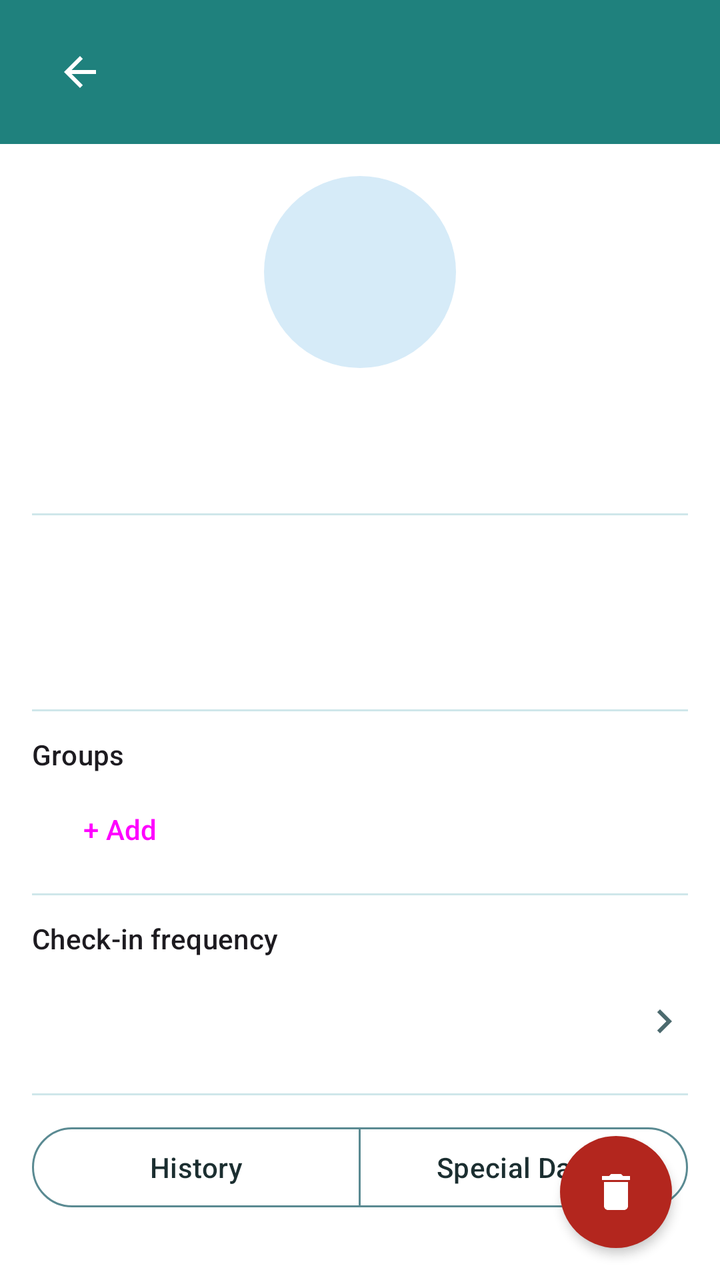
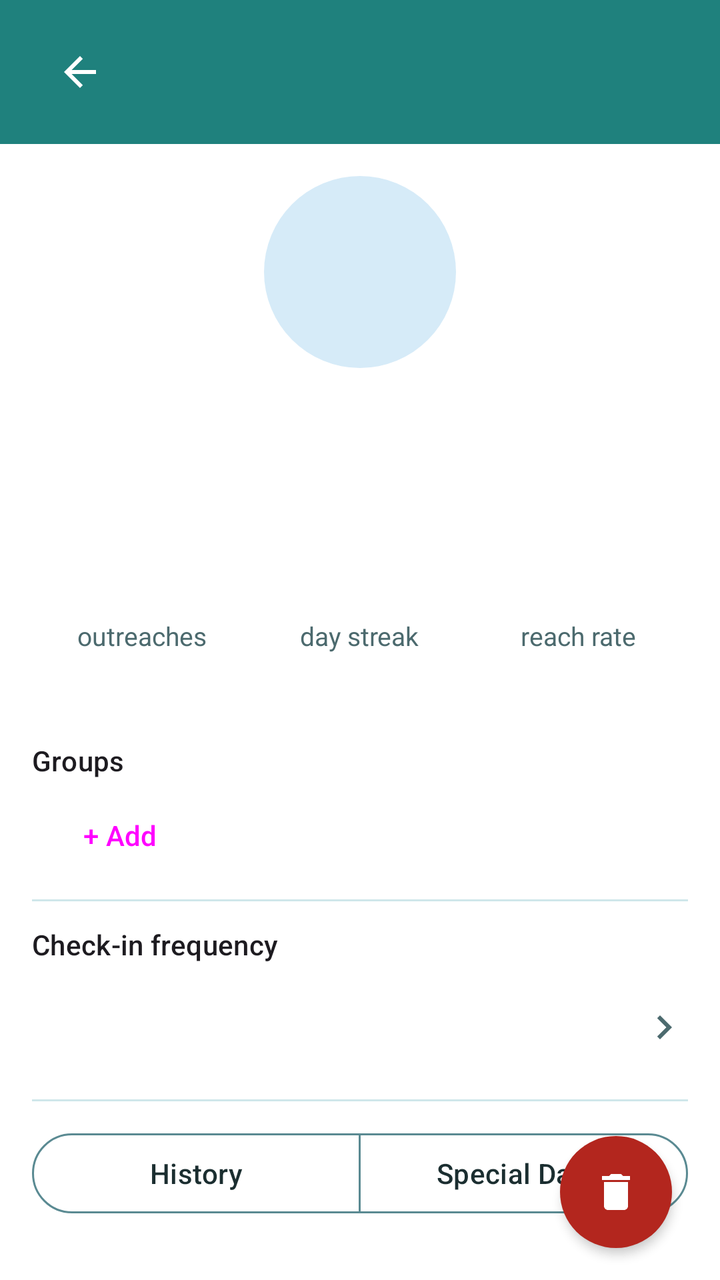

Two renders of the same Android screen: before a commit and after it. Below are the layout's source before the change and the commit's diff.
<!-- AndroidManifest.xml: application theme Theme.FriendMinder -->
<!-- res/layout/fragment_contact_detail.xml -->
<?xml version="1.0" encoding="utf-8"?>
<FrameLayout xmlns:android="http://schemas.android.com/apk/res/android"
    xmlns:app="http://schemas.android.com/apk/res-auto"
    android:layout_width="match_parent"
    android:layout_height="match_parent">

    <LinearLayout
        android:layout_width="match_parent"
        android:layout_height="match_parent"
        android:orientation="vertical">

    
    <LinearLayout
        android:id="@+id/headerContainer"
        android:layout_width="match_parent"
        android:layout_height="wrap_content"
        android:orientation="vertical"
        android:background="@color/fm_header">

        <View
            android:id="@+id/statusBarSpacer"
            android:layout_width="match_parent"
            android:layout_height="0dp" />

        <FrameLayout
            android:layout_width="match_parent"
            android:layout_height="@dimen/fm_home_header_height">

            <ImageButton
                android:id="@+id/backButton"
                android:layout_width="48dp"
                android:layout_height="48dp"
                android:layout_gravity="start|center_vertical"
                android:layout_marginStart="16dp"
                android:padding="12dp"
                android:background="?attr/selectableItemBackgroundBorderless"
                android:src="@drawable/ic_arrow_back"
                app:tint="@color/fm_on_primary"
                android:contentDescription="@string/content_desc_back" />

            
            <TextView
                android:id="@+id/headerTitle"
                android:layout_width="wrap_content"
                android:layout_height="wrap_content"
                android:layout_gravity="start|center_vertical"
                android:layout_marginStart="72dp"
                android:layout_marginEnd="@dimen/fm_space_6"
                android:textColor="@color/fm_on_primary"
                android:textSize="@dimen/fm_header_title_size"
                android:maxLines="1"
                android:ellipsize="end" />
        </FrameLayout>
    </LinearLayout>

    <ScrollView
        android:layout_width="match_parent"
        android:layout_height="wrap_content"
        android:layout_marginBottom="@dimen/fm_space_2">

        <LinearLayout
            android:layout_width="match_parent"
            android:layout_height="wrap_content"
            android:orientation="vertical"
            android:padding="@dimen/fm_space_4">

            <FrameLayout
                android:layout_width="@dimen/fm_avatar_size_detail"
                android:layout_height="@dimen/fm_avatar_size_detail"
                android:layout_gravity="center_horizontal">

                <ImageView
                    android:id="@+id/contactPhoto"
                    android:layout_width="@dimen/fm_avatar_size_detail"
                    android:layout_height="@dimen/fm_avatar_size_detail"
                    android:background="@drawable/bg_avatar_placeholder"
                    android:scaleType="centerCrop"
                    android:visibility="gone"
                    android:contentDescription="@null" />

                <TextView
                    android:id="@+id/contactInitial"
                    android:layout_width="@dimen/fm_avatar_size_detail"
                    android:layout_height="@dimen/fm_avatar_size_detail"
                    android:background="@drawable/bg_avatar_placeholder"
                    android:gravity="center"
                    android:textAppearance="?attr/textAppearanceHeadlineSmall"
                    android:textColor="?attr/colorOnSecondaryContainer" />
            </FrameLayout>

            <TextView
                android:id="@+id/contactNameText"
                android:layout_width="match_parent"
                android:layout_height="wrap_content"
                android:layout_marginTop="@dimen/fm_space_2"
                android:gravity="center"
                android:textAppearance="?attr/textAppearanceHeadlineSmall" />

            <TextView
                android:id="@+id/birthdayFrequencyCaption"
                android:layout_width="match_parent"
                android:layout_height="wrap_content"
                android:gravity="center"
                android:textAppearance="?attr/textAppearanceBodySmall"
                android:textColor="?attr/colorOnSurfaceVariant" />

            <View
                android:layout_width="match_parent"
                android:layout_height="1dp"
                android:layout_marginTop="@dimen/fm_space_4"
                android:background="?attr/colorOutlineVariant" />

            <TextView
                android:id="@+id/lastContactText"
                android:layout_width="match_parent"
                android:layout_height="wrap_content"
                android:layout_marginTop="@dimen/fm_space_3"
                android:textAppearance="?attr/textAppearanceBodyLarge" />

            <TextView
                android:id="@+id/streakText"
                android:layout_width="match_parent"
                android:layout_height="wrap_content"
                android:layout_marginTop="@dimen/fm_space_1"
                android:textAppearance="?attr/textAppearanceBodyLarge" />

            <TextView
                android:id="@+id/reachRateText"
                android:layout_width="match_parent"
                android:layout_height="wrap_content"
                android:layout_marginTop="@dimen/fm_space_1"
                android:textAppearance="?attr/textAppearanceBodyLarge" />

            <View
                android:layout_width="match_parent"
                android:layout_height="1dp"
                android:layout_marginTop="@dimen/fm_space_3"
                android:background="?attr/colorOutlineVariant" />

            <TextView
                android:layout_width="match_parent"
                android:layout_height="wrap_content"
                android:layout_marginTop="@dimen/fm_space_3"
                android:text="@string/label_groups_header"
                android:textAppearance="?attr/textAppearanceLabelLarge" />

            <com.google.android.material.chip.ChipGroup
                android:id="@+id/groupsChipGroup"
                android:layout_width="match_parent"
                android:layout_height="wrap_content"
                android:layout_marginTop="@dimen/fm_space_1" />

            <Button
                android:id="@+id/addGroupButton"
                style="@style/Widget.Material3.Button.TextButton"
                android:layout_width="wrap_content"
                android:layout_height="wrap_content"
                android:text="@string/action_add_group_chip" />

            <View
                android:layout_width="match_parent"
                android:layout_height="1dp"
                android:layout_marginTop="@dimen/fm_space_2"
                android:background="?attr/colorOutlineVariant" />

            
            <TextView
                android:layout_width="match_parent"
                android:layout_height="wrap_content"
                android:layout_marginTop="@dimen/fm_space_3"
                android:text="@string/label_checkin_frequency_header"
                android:textAppearance="?attr/textAppearanceLabelLarge" />

            <LinearLayout
                android:id="@+id/checkInFrequencyRow"
                android:layout_width="match_parent"
                android:layout_height="56dp"
                android:layout_marginTop="@dimen/fm_space_1"
                android:orientation="horizontal"
                android:gravity="center_vertical"
                android:background="@drawable/bg_home_row_ripple"
                android:clickable="true"
                android:focusable="true">

                <TextView
                    android:id="@+id/checkInFrequencyValue"
                    android:layout_width="0dp"
                    android:layout_height="wrap_content"
                    android:layout_weight="1"
                    android:textSize="17sp"
                    android:textColor="@color/fm_ink" />

                <ImageView
                    android:layout_width="24dp"
                    android:layout_height="24dp"
                    android:src="@drawable/ic_chevron_right"
                    android:importantForAccessibility="no" />
            </LinearLayout>

            <View
                android:layout_width="match_parent"
                android:layout_height="1dp"
                android:layout_marginTop="@dimen/fm_space_2"
                android:background="?attr/colorOutlineVariant" />

            <com.google.android.material.button.MaterialButtonToggleGroup
                android:id="@+id/tabToggleGroup"
                android:layout_width="match_parent"
                android:layout_height="wrap_content"
                android:layout_marginTop="@dimen/fm_space_3"
                app:singleSelection="true"
                app:selectionRequired="true">

                <com.google.android.material.button.MaterialButton
                    android:id="@+id/historyToggleButton"
                    style="@style/Widget.Material3.Button.OutlinedButton"
                    android:layout_width="0dp"
                    android:layout_height="48dp"
                    android:layout_weight="1"
                    android:text="@string/label_tab_history" />

                <com.google.android.material.button.MaterialButton
                    android:id="@+id/specialDatesToggleButton"
                    style="@style/Widget.Material3.Button.OutlinedButton"
                    android:layout_width="0dp"
                    android:layout_height="48dp"
                    android:layout_weight="1"
                    android:text="@string/label_tab_special_dates" />
            </com.google.android.material.button.MaterialButtonToggleGroup>
        </LinearLayout>
    </ScrollView>

    <FrameLayout
        android:layout_width="match_parent"
        android:layout_height="0dp"
        android:layout_weight="1">

        <androidx.recyclerview.widget.RecyclerView
            android:id="@+id/historyRecyclerView"
            android:layout_width="match_parent"
            android:layout_height="match_parent" />

        <TextView
            android:id="@+id/historyEmptyText"
            android:layout_width="match_parent"
            android:layout_height="wrap_content"
            android:layout_gravity="center"
            android:gravity="center"
            android:padding="@dimen/fm_space_8"
            android:text="@string/label_history_empty"
            android:textAppearance="?attr/textAppearanceBodyLarge"
            android:visibility="gone" />

        <ScrollView
            android:id="@+id/specialDatesScroll"
            android:layout_width="match_parent"
            android:layout_height="match_parent"
            android:visibility="gone">

            <LinearLayout
                android:layout_width="match_parent"
                android:layout_height="wrap_content"
                android:orientation="vertical"
                android:padding="@dimen/fm_space_4">

                <TextView
                    android:id="@+id/specialDatesEmptyText"
                    android:layout_width="match_parent"
                    android:layout_height="wrap_content"
                    android:gravity="center"
                    android:padding="@dimen/fm_space_4"
                    android:text="@string/label_special_dates_empty"
                    android:textAppearance="?attr/textAppearanceBodyLarge"
                    android:visibility="gone" />

                <LinearLayout
                    android:id="@+id/specialDatesContainer"
                    android:layout_width="match_parent"
                    android:layout_height="wrap_content"
                    android:orientation="vertical" />

                <Button
                    android:id="@+id/addSpecialDateButton"
                    style="@style/Widget.Material3.Button.OutlinedButton"
                    android:layout_width="match_parent"
                    android:layout_height="48dp"
                    android:layout_marginTop="@dimen/fm_space_4"
                    android:text="@string/action_add_special_date" />
            </LinearLayout>
        </ScrollView>
    </FrameLayout>
    </LinearLayout>

    
    <com.google.android.material.floatingactionbutton.FloatingActionButton
        android:id="@+id/stopTrackingFab"
        android:layout_width="wrap_content"
        android:layout_height="wrap_content"
        android:layout_gravity="bottom|end"
        android:layout_marginEnd="@dimen/fm_space_6"
        android:layout_marginBottom="@dimen/fm_space_4"
        android:contentDescription="@string/action_stop_tracking"
        app:elevation="3dp"
        app:backgroundTint="@color/fm_error"
        app:tint="@color/fm_on_primary"
        app:shapeAppearanceOverlay="@style/ShapeAppearanceOverlay.MaterialComponents.FloatingActionButton"
        app:srcCompat="@drawable/ic_trash" />
</FrameLayout>
<!-- resources referenced by this layout -->
<resources>
  <color name="fm_error">#B3261E</color>
  <color name="fm_header">#1F817D</color>
  <color name="fm_ink">#1B2E30</color>
  <color name="fm_on_primary">#FFFFFF</color>
  <dimen name="fm_avatar_size_detail">96dp</dimen>
  <dimen name="fm_header_title_size">30sp</dimen>
  <dimen name="fm_home_header_height">72dp</dimen>
  <dimen name="fm_space_1">4dp</dimen>
  <dimen name="fm_space_2">8dp</dimen>
  <dimen name="fm_space_3">12dp</dimen>
  <dimen name="fm_space_4">16dp</dimen>
  <dimen name="fm_space_6">24dp</dimen>
  <dimen name="fm_space_8">32dp</dimen>
  <!-- drawable bg_avatar_placeholder (drawable) -->
  <shape xmlns:android="http://schemas.android.com/apk/res/android" android:shape="oval">
      <solid android:color="?attr/colorSecondaryContainer" />
  </shape>
  <!-- drawable bg_home_row_ripple (drawable) -->
  <?xml version="1.0" encoding="utf-8"?>
  <ripple xmlns:android="http://schemas.android.com/apk/res/android"
      android:color="#1F1F817D" />
  <!-- drawable ic_arrow_back (drawable) -->
  <vector xmlns:android="http://schemas.android.com/apk/res/android"
      android:width="24dp"
      android:height="24dp"
      android:viewportWidth="24"
      android:viewportHeight="24"
      android:tint="?attr/colorOnSurface">
      <path
          android:fillColor="@android:color/white"
          android:pathData="M20,11H7.83l5.59,-5.59L12,4l-8,8 8,8 1.41,-1.41L7.83,13H20v-2z" />
  </vector>
  <!-- drawable ic_chevron_right (drawable) -->
  <vector xmlns:android="http://schemas.android.com/apk/res/android"
      android:width="24dp"
      android:height="24dp"
      android:viewportWidth="24"
      android:viewportHeight="24"
      android:tint="?attr/colorOnSurfaceVariant">
      <path
          android:fillColor="@android:color/white"
          android:pathData="M8.59,16.59L13.17,12 8.59,7.41 10,6l6,6 -6,6z" />
  </vector>
  <!-- drawable ic_trash (drawable) -->
  <?xml version="1.0" encoding="utf-8"?>
  <vector xmlns:android="http://schemas.android.com/apk/res/android"
      android:width="24dp"
      android:height="24dp"
      android:viewportWidth="24"
      android:viewportHeight="24"
      android:tint="?attr/colorOnPrimary">
      <path
          android:fillColor="@android:color/white"
          android:pathData="M6,19c0,1.1 0.9,2 2,2h8c1.1,0 2,-0.9 2,-2L18,7L6,7L6,19zM19,4h-3.5l-1,-1h-5l-1,1L5,4v2h14L19,4z" />
  </vector>
  <string name="action_add_group_chip">+ Add</string>
  <string name="action_add_special_date">Add special date</string>
  <string name="action_stop_tracking">Stop tracking</string>
  <string name="content_desc_back">Back</string>
  <string name="label_checkin_frequency_header">Check-in frequency</string>
  <string name="label_groups_header">Groups</string>
  <string name="label_history_empty">No outreach logged yet — send a message or log a hangout</string>
  <string name="label_special_dates_empty">No special dates yet</string>
  <string name="label_tab_history">History</string>
  <string name="label_tab_special_dates">Special Dates</string>
  <color name="fm_primary">#1F817D</color>
  <color name="fm_primary_container">#B0E8E6</color>
  <color name="fm_on_primary_container">#195556</color>
  <color name="fm_secondary">#5ABBEB</color>
  <color name="fm_on_secondary">#0A2E31</color>
  <color name="fm_secondary_container">#D6EBF8</color>
  <color name="fm_on_secondary_container">#0A2E31</color>
  <color name="fm_surface">#FFFFFF</color>
  <color name="fm_surface_variant">#D3E9F4</color>
  <color name="fm_ink_dim">#4C6A6E</color>
  <color name="fm_outline">#5A8A92</color>
  <color name="fm_divider">#CFE7EA</color>
  <color name="fm_error_container">#F9DEDC</color>
  <color name="fm_on_error_container">#410E0B</color>
  <!-- unchanged entries left out for length: 1 -->
</resources>

<!-- the commit's change to res/layout/fragment_contact_detail.xml (unified diff, before → after) -->
@@ -104,38 +104,109 @@
                 android:textAppearance="?attr/textAppearanceBodySmall"
                 android:textColor="?attr/colorOnSurfaceVariant" />
 
-            <View
-                android:layout_width="match_parent"
-                android:layout_height="1dp"
-                android:layout_marginTop="@dimen/fm_space_4"
-                android:background="?attr/colorOutlineVariant" />
-
-            <TextView
-                android:id="@+id/lastContactText"
-                android:layout_width="match_parent"
-                android:layout_height="wrap_content"
-                android:layout_marginTop="@dimen/fm_space_3"
-                android:textAppearance="?attr/textAppearanceBodyLarge" />
-
-            <TextView
-                android:id="@+id/streakText"
-                android:layout_width="match_parent"
-                android:layout_height="wrap_content"
-                android:layout_marginTop="@dimen/fm_space_1"
-                android:textAppearance="?attr/textAppearanceBodyLarge" />
-
-            <TextView
-                android:id="@+id/reachRateText"
-                android:layout_width="match_parent"
-                android:layout_height="wrap_content"
-                android:layout_marginTop="@dimen/fm_space_1"
-                android:textAppearance="?attr/textAppearanceBodyLarge" />
-
-            <View
-                android:layout_width="match_parent"
-                android:layout_height="1dp"
-                android:layout_marginTop="@dimen/fm_space_3"
-                android:background="?attr/colorOutlineVariant" />
+            
+            <LinearLayout
+                android:id="@+id/statsRow"
+                android:layout_width="match_parent"
+                android:layout_height="wrap_content"
+                android:layout_marginTop="@dimen/fm_space_8"
+                android:layout_marginBottom="@dimen/fm_space_8"
+                android:orientation="horizontal">
+
+                <LinearLayout
+                    android:id="@+id/outreachesStat"
+                    android:layout_width="0dp"
+                    android:layout_height="wrap_content"
+                    android:layout_weight="1"
+                    android:orientation="vertical"
+                    android:gravity="center"
+                    android:focusable="true"
+                    android:importantForAccessibility="yes">
+
+                    <TextView
+                        android:id="@+id/outreachesFigure"
+                        android:layout_width="wrap_content"
+                        android:layout_height="wrap_content"
+                        android:fontFamily="sans-serif-medium"
+                        android:textSize="24sp"
+                        android:textColor="@color/fm_heading"
+                        android:gravity="center"
+                        android:importantForAccessibility="no" />
+
+                    <TextView
+                        android:layout_width="wrap_content"
+                        android:layout_height="wrap_content"
+                        android:layout_marginTop="@dimen/fm_space_1"
+                        android:text="@string/label_stat_outreaches"
+                        android:textSize="13sp"
+                        android:textColor="@color/fm_ink_dim"
+                        android:gravity="center"
+                        android:importantForAccessibility="no" />
+                </LinearLayout>
+
+                <LinearLayout
+                    android:id="@+id/streakStat"
+                    android:layout_width="0dp"
+                    android:layout_height="wrap_content"
+                    android:layout_weight="1"
+                    android:orientation="vertical"
+                    android:gravity="center"
+                    android:focusable="true"
+                    android:importantForAccessibility="yes">
+
+                    <TextView
+                        android:id="@+id/streakFigure"
+                        android:layout_width="wrap_content"
+                        android:layout_height="wrap_content"
+                        android:fontFamily="sans-serif-medium"
+                        android:textSize="24sp"
+                        android:textColor="@color/fm_heading"
+                        android:gravity="center"
+                        android:importantForAccessibility="no" />
+
+                    <TextView
+                        android:layout_width="wrap_content"
+                        android:layout_height="wrap_content"
+                        android:layout_marginTop="@dimen/fm_space_1"
+                        android:text="@string/label_stat_day_streak"
+                        android:textSize="13sp"
+                        android:textColor="@color/fm_ink_dim"
+                        android:gravity="center"
+                        android:importantForAccessibility="no" />
+                </LinearLayout>
+
+                <LinearLayout
+                    android:id="@+id/reachRateStat"
+                    android:layout_width="0dp"
+                    android:layout_height="wrap_content"
+                    android:layout_weight="1"
+                    android:orientation="vertical"
+                    android:gravity="center"
+                    android:focusable="true"
+                    android:importantForAccessibility="yes">
+
+                    <TextView
+                        android:id="@+id/reachRateFigure"
+                        android:layout_width="wrap_content"
+                        android:layout_height="wrap_content"
+                        android:fontFamily="sans-serif-medium"
+                        android:textSize="24sp"
+                        android:textColor="@color/fm_heading"
+                        android:gravity="center"
+                        android:importantForAccessibility="no" />
+
+                    <TextView
+                        android:layout_width="wrap_content"
+                        android:layout_height="wrap_content"
+                        android:layout_marginTop="@dimen/fm_space_1"
+                        android:text="@string/label_stat_reach_rate"
+                        android:textSize="13sp"
+                        android:textColor="@color/fm_ink_dim"
+                        android:gravity="center"
+                        android:importantForAccessibility="no" />
+                </LinearLayout>
+
+            </LinearLayout>
 
             <TextView
                 android:layout_width="match_parent"
<!-- resource entries referenced after the edit -->
@@ -2,6 +2,7 @@
 <resources>
   <color name="fm_error">#B3261E</color>
   <color name="fm_header">#1F817D</color>
+  <color name="fm_heading">#195556</color>
   <color name="fm_ink">#1B2E30</color>
   <color name="fm_on_primary">#FFFFFF</color>
   <dimen name="fm_avatar_size_detail">96dp</dimen>
@@ -63,6 +64,9 @@
   <string name="label_groups_header">Groups</string>
   <string name="label_history_empty">No outreach logged yet — send a message or log a hangout</string>
   <string name="label_special_dates_empty">No special dates yet</string>
+  <string name="label_stat_day_streak">day streak</string>
+  <string name="label_stat_outreaches">outreaches</string>
+  <string name="label_stat_reach_rate">reach rate</string>
   <string name="label_tab_history">History</string>
   <string name="label_tab_special_dates">Special Dates</string>
   <color name="fm_primary">#1F817D</color>
